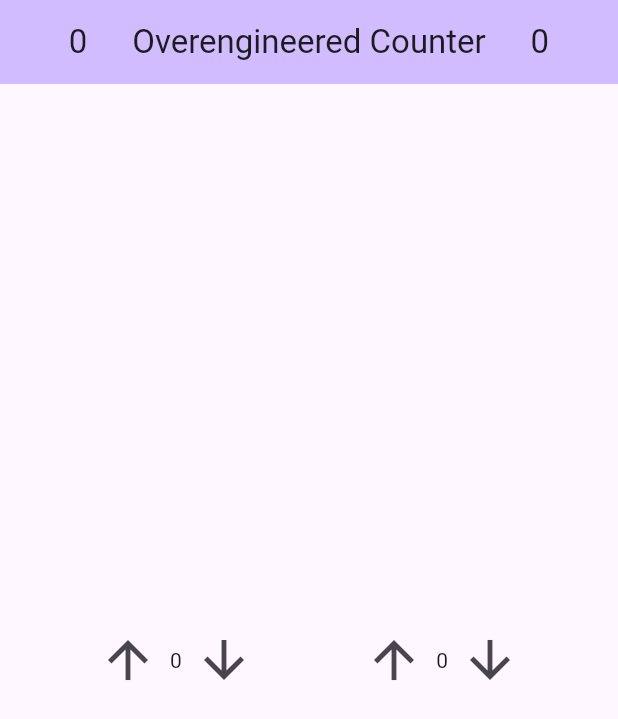
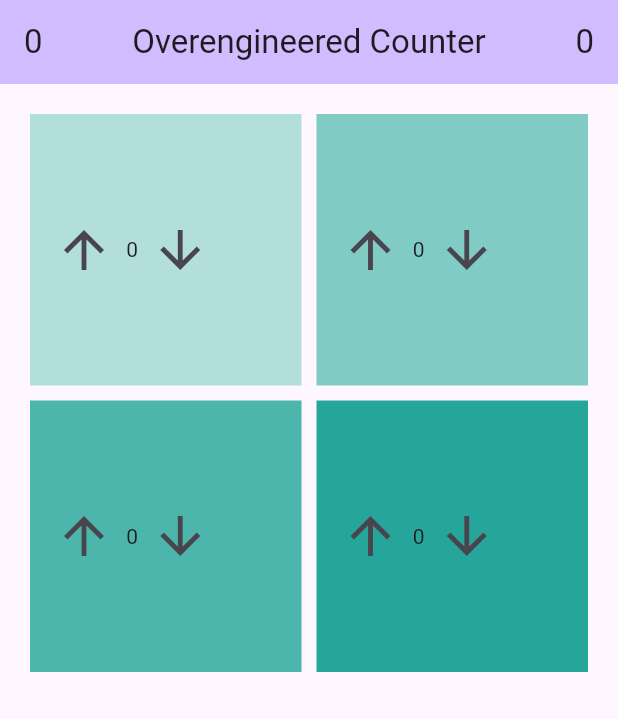
Before and after one commit to rnmskyn/i11_intro_012, a Flutter app: the screen it shows after launch, on a phone screen of 412 x 824 dp. Shown: the top 719 px of the screen. Run offline on Flutter 3.47's test engine with Material 3 defaults, Android fonts, the phone set to English and light mode, and no system bars.

Commit message:
move content of files to their correct file, implement shitty local homepage code

```diff
--- a/lib/01_local/local_homepage.dart
+++ b/lib/01_local/local_homepage.dart
@@ -1,54 +1,4 @@
 import 'package:flutter/material.dart';
-
-class CounterWidget extends StatelessWidget {
-  const CounterWidget({
-    super.key,
-    required this.value,
-    required this.incCallBack,
-    required this.decCallBack,
-  });
-
-  final int value;
-  final Function() incCallBack;
-  final Function() decCallBack;
-
-  @override
-  Widget build(BuildContext context) {
-    return Row(
-      children: <Widget>[
-        IconButton(
-          icon: const Icon(Icons.arrow_upward),
-          iconSize: 40,
-          onPressed: incCallBack,
-        ),
-        Text(value.toString()),
-        IconButton(
-          icon: const Icon(Icons.arrow_downward),
-          iconSize: 40,
-          onPressed: decCallBack,
-        ),
-      ],
-    );
-  }
-}
-
-class SumDisplay extends StatelessWidget {
-  final int sum;
-
-  const SumDisplay({super.key, required this.sum});
-
-  @override
-  Widget build(BuildContext context) {
-    return Row(
-      mainAxisAlignment: MainAxisAlignment.spaceBetween,
-      children: <Widget>[
-        Text(sum.toString()),
-        const Text("Overengineered Counter"),
-        Text(sum.toString()),
-      ],
-    );
-  }
-}
 
 class LocalHomepage extends StatefulWidget {
   const LocalHomepage({super.key});
@@ -62,28 +12,33 @@ class _LocalHomepageState extends State<LocalHomepage> {
   int _counter2 = 0;
   int _counter3 = 0;
   int _counter4 = 0;
+  int _sum = 0;
 
   void _incCounter1(int amount) {
     setState(() {
       _counter4 += amount;
+      _sum += amount;
     });
   }
 
   void _incCounter2(int amount) {
     setState(() {
       _counter3 += amount;
+      _sum += amount;
     });
   }
 
   void _incCounter3(int amount) {
     setState(() {
       _counter2 += amount;
+      _sum += amount;
     });
   }
 
   void _incCounter4(int amount) {
     setState(() {
       _counter1 += amount;
+      _sum += amount;
     });
   }
 
@@ -92,7 +47,14 @@ class _LocalHomepageState extends State<LocalHomepage> {
     return Scaffold(
       appBar: AppBar(
         backgroundColor: Theme.of(context).colorScheme.inversePrimary,
-        title: SumDisplay(sum: _counter1 + _counter2 + _counter3 + _counter4),
+        title: Row(
+          mainAxisAlignment: MainAxisAlignment.spaceBetween,
+          children: <Widget>[
+            Text(_sum.toString()),
+            const Text("Overengineered Counter"),
+            Text(_sum.toString()),
+          ],
+        ),
       ),
       body: Center(
         child: GridView.count(
@@ -105,53 +67,93 @@ class _LocalHomepageState extends State<LocalHomepage> {
             Container(
               padding: const EdgeInsets.all(8),
               color: Colors.teal[100],
-              child: CounterWidget(
-                value: _counter1,
-                incCallBack: () {
+              child: Row(
+                children: <Widget>[
+                  IconButton(
+                    icon: const Icon(Icons.arrow_upward),
+                    iconSize: 40,
+                    onPressed: () {
                       _incCounter1(1);
                     },
-                decCallBack: () {
+                  ),
+                  Text(_counter1.toString()),
+                  IconButton(
+                    icon: const Icon(Icons.arrow_downward),
+                    iconSize: 40,
+                    onPressed: () {
                       _incCounter1(-1);
                     },
+                  ),
+                ],
               ),
             ),
             Container(
               padding: const EdgeInsets.all(8),
               color: Colors.teal[200],
-              child: CounterWidget(
-                value: _counter2,
-                incCallBack: () {
+              child: Row(
+                children: <Widget>[
+                  IconButton(
+                    icon: const Icon(Icons.arrow_upward),
+                    iconSize: 40,
+                    onPressed: () {
                       _incCounter2(1);
                     },
-                decCallBack: () {
+                  ),
+                  Text(_counter2.toString()),
+                  IconButton(
+                    icon: const Icon(Icons.arrow_downward),
+                    iconSize: 40,
+                    onPressed: () {
                       _incCounter2(-1);
                     },
+                  ),
+                ],
               ),
             ),
             Container(
               padding: const EdgeInsets.all(8),
               color: Colors.teal[300],
-              child: CounterWidget(
-                value: _counter3,
-                incCallBack: () {
+              child: Row(
+                children: <Widget>[
+                  IconButton(
+                    icon: const Icon(Icons.arrow_upward),
+                    iconSize: 40,
+                    onPressed: () {
                       _incCounter3(1);
                     },
-                decCallBack: () {
+                  ),
+                  Text(_counter3.toString()),
+                  IconButton(
+                    icon: const Icon(Icons.arrow_downward),
+                    iconSize: 40,
+                    onPressed: () {
                       _incCounter3(-1);
                     },
+                  ),
+                ],
               ),
             ),
             Container(
               padding: const EdgeInsets.all(8),
               color: Colors.teal[400],
-              child: CounterWidget(
-                value: _counter4,
-                incCallBack: () {
+              child: Row(
+                children: <Widget>[
+                  IconButton(
+                    icon: const Icon(Icons.arrow_upward),
+                    iconSize: 40,
+                    onPressed: () {
                       _incCounter4(1);
                     },
-                decCallBack: () {
+                  ),
+                  Text(_counter4.toString()),
+                  IconButton(
+                    icon: const Icon(Icons.arrow_downward),
+                    iconSize: 40,
+                    onPressed: () {
                       _incCounter4(-1);
                     },
+                  ),
+                ],
               ),
             ),
           ],
--- a/lib/main.dart
+++ b/lib/main.dart
@@ -5,7 +5,7 @@ import 'package:flutter_application_2/02_distributed/distributed_homepage.dart';
 import 'package:flutter_application_2/03_distributed_with_passive_widgets/distributed_passive_homepage.dart';
 import 'package:flutter_application_2/04_global/global_homepage.dart';
 
-const config = Config.distributed;
+const config = Config.local;
 
 void main() {
   runApp(const MyApp());
```
Also changed, not shown: lib/02_distributed/distributed_homepage.dart (+70 -42 lines), lib/03_distributed_with_passive_widgets/distributed_passive_homepage.dart (+126 -2 lines). Lines whose indentation alone changed are shown as unchanged.
